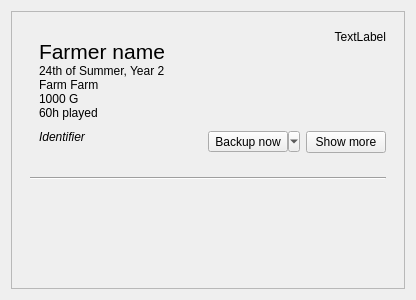
Old version of the form src/savegamemanagerwidgetitem.ui in the repository kriana/SilVerPLuM.
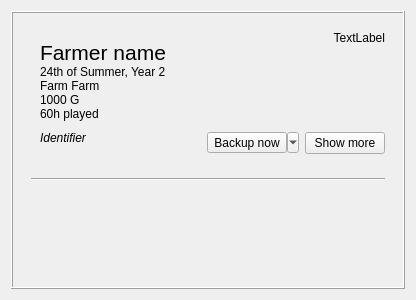
New version of the form. Icons and pictures are not drawn.

The edit to the form file:
```diff
--- a/src/savegamemanagerwidgetitem.ui
+++ b/src/savegamemanagerwidgetitem.ui
@@ -20,7 +20,7 @@
    <item row="0" column="0">
     <widget class="QFrame" name="frame">
      <property name="frameShape">
-      <enum>QFrame::StyledPanel</enum>
+      <enum>QFrame::Box</enum>
      </property>
      <property name="frameShadow">
       <enum>QFrame::Raised</enum>
```
